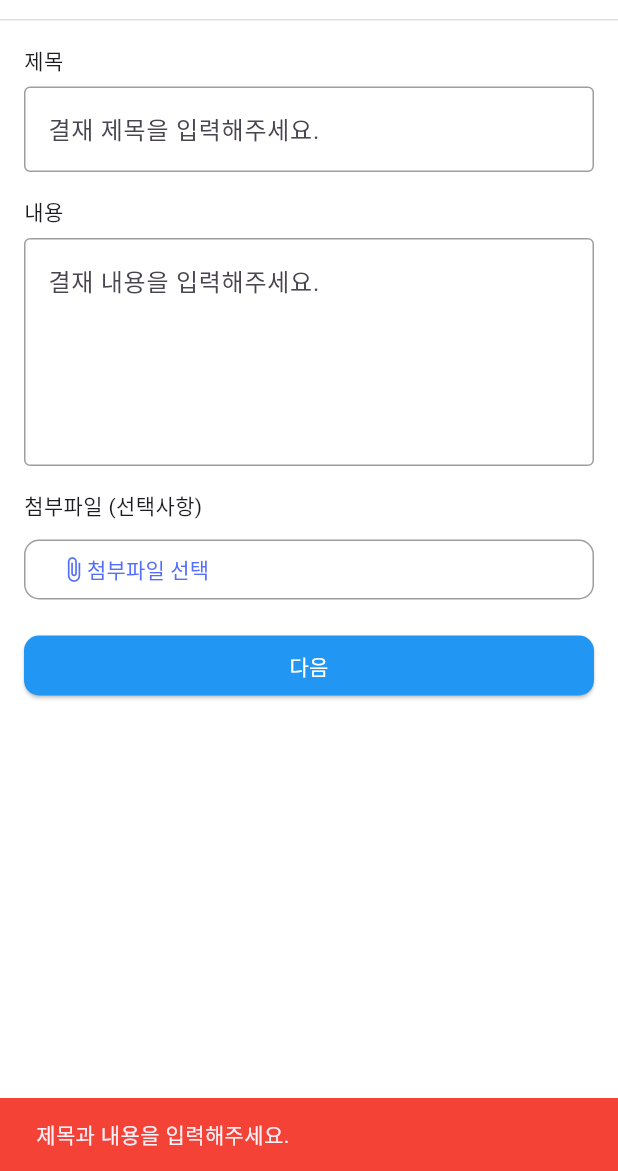
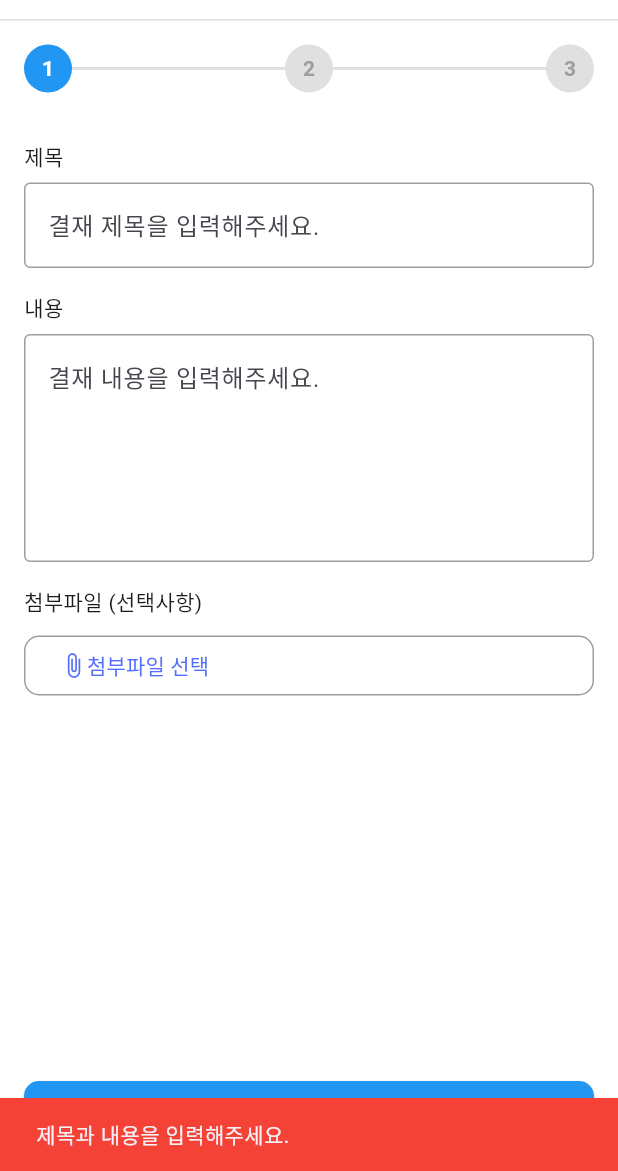
Before and after one commit to tttuer/ea, a Flutter app: the CreateDraftsScreen screen opened by its route, after a tap on "다음", on a phone screen of 412 x 824 dp, the part 65-1236 px from its top. Run offline on Flutter 3.47's test engine with Material 3 defaults, Android fonts, the light colour scheme and no system bars; our stand-ins replace dio, file_picker, flutter_riverpod, flutter_secure_storage, go_router, retrofit and 1 more; accounts and stored records are empty; generated files the repository leaves out were written again.

Commit message:
결재 요청 작성에서 PageView를 사용해 이전,다음 추가

```diff
--- a/lib/drafts/view/create_drafts_screen.dart
+++ b/lib/drafts/view/create_drafts_screen.dart
@@ -13,12 +13,96 @@ class CreateDraftsScreen extends ConsumerStatefulWidget {
 }
 
 class _CreateDraftsScreenState extends ConsumerState<CreateDraftsScreen> {
+  final PageController _pageController = PageController();
+  int _currentStep = 0;
+
+  late final TextEditingController _titleController;
+  late final TextEditingController _contentController;
+
+  @override
+  void initState() {
+    super.initState();
+    final state = ref.read(createDraftsProvider);
+    _titleController = TextEditingController(text: state.title);
+    _contentController = TextEditingController(text: state.content);
+  }
+
+  @override
+  void dispose() {
+    _pageController.dispose();
+    _titleController.dispose();
+    _contentController.dispose();
+    super.dispose();
+  }
+
   @override
   Widget build(BuildContext context) {
+    return DefaultLayout(
+      child: Column(
+        children: [
+          _buildStepIndicator(),
+          Expanded(
+            child: PageView(
+              controller: _pageController,
+              physics: NeverScrollableScrollPhysics(),
+              children: [_buildStep1(), _buildStep2(), _buildStep3()],
+            ),
+          ),
+          _buildBottomButtons(),
+        ],
+      ),
+    );
+  }
+
+  Widget _buildStepIndicator() {
+    return Padding(
+      padding: EdgeInsets.all(16),
+      child: Row(
+        children: [
+          _stepCircle(1, _currentStep >= 0),
+          _stepLine(_currentStep >= 1),
+          _stepCircle(2, _currentStep >= 1),
+          _stepLine(_currentStep >= 2),
+          _stepCircle(3, _currentStep >= 2),
+        ],
+      ),
+    );
+  }
+
+  Widget _stepCircle(int step, bool isActive) {
+    return Container(
+      width: 32,
+      height: 32,
+      decoration: BoxDecoration(
+        color: isActive ? Colors.blue : Colors.grey.shade300,
+        shape: BoxShape.circle,
+      ),
+      child: Center(
+        child: Text(
+          '$step',
+          style: TextStyle(
+            color: isActive ? Colors.white : Colors.grey,
+            fontWeight: FontWeight.bold,
+          ),
+        ),
+      ),
+    );
+  }
+
+  Widget _stepLine(bool isActive) {
+    return Expanded(
+      child: Container(
+        height: 2,
+        color: isActive ? Colors.blue : Colors.grey.shade300,
+      ),
+    );
+  }
+
+  Widget _buildStep1() {
     final state = ref.watch(createDraftsProvider);
     final notifier = ref.read(createDraftsProvider.notifier);
 
-    return DefaultLayout(
+    return SingleChildScrollView(
       child: Padding(
         padding: EdgeInsets.all(16),
         child: Column(
@@ -28,6 +112,7 @@ class _CreateDraftsScreenState extends ConsumerState<CreateDraftsScreen> {
             Text('제목'),
             SizedBox(height: 8),
             TextField(
+              controller: _titleController,
               decoration: InputDecoration(
                 hintText: '결재 제목을 입력해주세요.',
                 alignLabelWithHint: true,
@@ -47,6 +132,7 @@ class _CreateDraftsScreenState extends ConsumerState<CreateDraftsScreen> {
             Text('내용'),
             SizedBox(height: 8),
             TextField(
+              controller: _contentController,
               maxLines: null,
               minLines: 5,
               decoration: InputDecoration(
@@ -99,16 +185,90 @@ class _CreateDraftsScreenState extends ConsumerState<CreateDraftsScreen> {
               ),
 
             SizedBox(height: 16),
-            CustomButton(
-              onPressed: () async {
-                await _checkCreateDraft();
-              },
-              child: Text('다음'),
-            ),
           ],
         ),
       ),
     );
+  }
+
+  Widget _buildStep2() {
+    return Column(
+      children: [
+        Text('결재자'),
+        SizedBox(height: 8),
+        TextField(decoration: InputDecoration(hintText: '결재자를 입력해주세요.')),
+      ],
+    );
+  }
+
+  Widget _buildStep3() {
+    return Column(
+      children: [
+        Text('확인'),
+        SizedBox(height: 8),
+        TextField(decoration: InputDecoration(hintText: '결재자를 입력해주세요.')),
+      ],
+    );
+  }
+
+  Widget _buildBottomButtons() {
+    return Padding(
+      padding: EdgeInsets.all(16),
+      child: Row(
+        children: [
+          if (_currentStep > 0)
+            Expanded(
+              child: CustomButton(onPressed: _previousStep, child: Text('이전')),
+            ),
+          if (_currentStep > 0) SizedBox(width: 8),
+          Expanded(
+            child: CustomButton(
+              onPressed: _currentStep == 2 ? _submit : _nextStep,
+              child: Text(_currentStep == 2 ? '제출' : '다음'),
+            ),
+          ),
+        ],
+      ),
+    );
+  }
+
+  void _nextStep() async {
+    final state = ref.read(createDraftsProvider);
+    if (_currentStep == 0) {
+      if (state.title.isEmpty || state.content.isEmpty) {
+        ScaffoldMessenger.of(context).showSnackBar(
+          SnackBar(
+            content: Text('제목과 내용을 입력해주세요.'),
+            backgroundColor: Colors.red,
+          ),
+        );
+        return;
+      }
+    }
+
+    setState(() {
+      _currentStep++;
+    });
+    _pageController.nextPage(
+      duration: Duration(milliseconds: 300),
+      curve: Curves.easeInOut,
+    );
+  }
+
+  void _submit() async {
+    ref.read(createDraftsProvider.notifier).createDraft();
+  }
+
+  void _previousStep() {
+    if (_currentStep > 0) {
+      setState(() {
+        _currentStep--;
+      });
+      _pageController.previousPage(
+        duration: Duration(milliseconds: 300),
+        curve: Curves.easeInOut,
+      );
+    }
   }
 
   Future<void> _checkCreateDraft() async {
@@ -126,7 +286,7 @@ class _CreateDraftsScreenState extends ConsumerState<CreateDraftsScreen> {
   }
 
   Future<void> _pickFiles() async {
-    final result = await FilePicker.platform.pickFiles();
+    final result = await FilePicker.platform.pickFiles(allowMultiple: true);
     if (result != null) {
       ref
           .read(createDraftsProvider.notifier)
```
